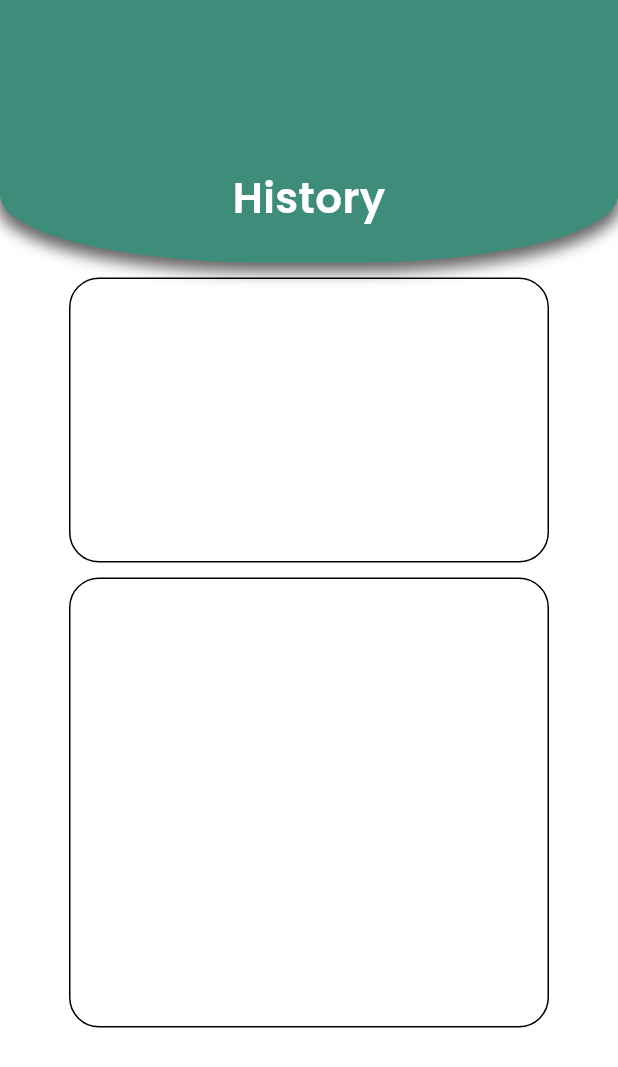
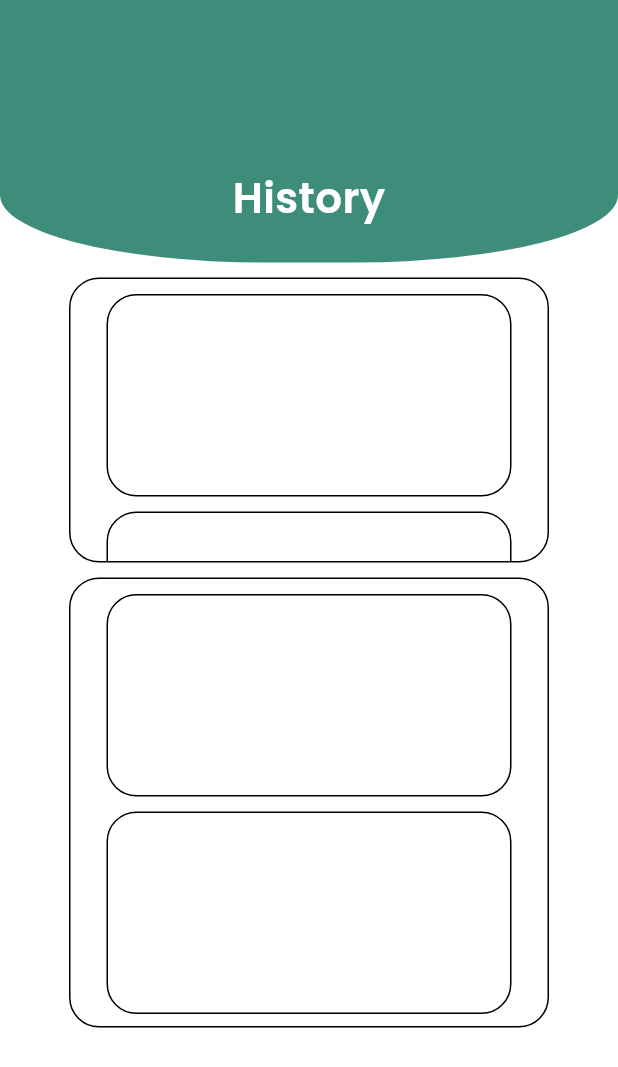
Before and after one commit to AstriaLfy/Resikin, a Flutter app: the HistoryPage screen opened directly, on a phone screen of 412 x 824 dp. Shown: the top 1067 px of the screen. Run offline on Flutter 3.47's test engine with Material 3 defaults, Android fonts, the phone set to English and light mode, and no system bars; our stand-ins replace cloud_firestore, firebase_auth, firebase_core, flutter_svg, google_fonts, google_sign_in and 2 more; accounts and stored records are empty.

Commit message:
add: menyesuaikan dengan tampilan terbaru

```diff
--- a/lib/page/history_page.dart
+++ b/lib/page/history_page.dart
@@ -40,6 +40,36 @@ class HistoryPage extends StatelessWidget {
               ),
               height: 190,
               width: 320,
+
+              child: SingleChildScrollView(
+                child: Column(
+                  children: [
+                    SizedBox(height: 10),
+
+                    Container(
+                      decoration: BoxDecoration(
+                        border: Border.all(color: Colors.black, width: 1),
+                        borderRadius: BorderRadius.circular(20),
+                      ),
+                      height: 135,
+                      width: 270,
+                    ),
+
+                    SizedBox(height: 10),
+
+                    Container(
+                      decoration: BoxDecoration(
+                        border: Border.all(color: Colors.black, width: 1),
+                        borderRadius: BorderRadius.circular(20),
+                      ),
+                      height: 135,
+                      width: 270,
+                    ),
+
+                    SizedBox(height: 10),
+                  ],
+                ),
+              ),
             ),
 
             SizedBox(height: 10),
@@ -51,6 +81,77 @@ class HistoryPage extends StatelessWidget {
               ),
               height: 300,
               width: 320,
+              child: SingleChildScrollView(
+                child: Column(
+                  children: [
+                    SizedBox(height: 10),
+
+                    Container(
+                      decoration: BoxDecoration(
+                        border: Border.all(color: Colors.black, width: 1),
+                        borderRadius: BorderRadius.circular(20),
+                      ),
+                      height: 135,
+                      width: 270,
+                    ),
+
+                    SizedBox(height: 10),
+
+                    Container(
+                      decoration: BoxDecoration(
+                        border: Border.all(color: Colors.black, width: 1),
+                        borderRadius: BorderRadius.circular(20),
+                      ),
+                      height: 135,
+                      width: 270,
+                    ),
+
+                    SizedBox(height: 10),
+
+                    Container(
+                      decoration: BoxDecoration(
+                        border: Border.all(color: Colors.black, width: 1),
+                        borderRadius: BorderRadius.circular(20),
+                      ),
+                      height: 135,
+                      width: 270,
+                    ),
+
+                    SizedBox(height: 10),
+
+                    Container(
+                      decoration: BoxDecoration(
+                        border: Border.all(color: Colors.black, width: 1),
+                        borderRadius: BorderRadius.circular(20),
+                      ),
+                      height: 135,
+                      width: 270,
+                    ),
+
+                    SizedBox(height: 10),
+
+                    Container(
+                      decoration: BoxDecoration(
+                        border: Border.all(color: Colors.black, width: 1),
+                        borderRadius: BorderRadius.circular(20),
+                      ),
+                      height: 135,
+                      width: 270,
+                    ),
+
+                    SizedBox(height: 10),
+
+                    Container(
+                      decoration: BoxDecoration(
+                        border: Border.all(color: Colors.black, width: 1),
+                        borderRadius: BorderRadius.circular(20),
+                      ),
+                      height: 135,
+                      width: 270,
+                    ),
+                  ],
+                ),
+              ),
             ),
           ],
         ),
--- a/lib/page/reusable.dart
+++ b/lib/page/reusable.dart
@@ -18,14 +18,6 @@ class ReusableContainer extends StatelessWidget {
       width: double.infinity,
       height: height,
       decoration: BoxDecoration(
-        boxShadow: [
-          BoxShadow(
-            color: Colors.black.withOpacity(0.6),
-            spreadRadius: 2,
-            blurRadius: 8,
-            offset: Offset(0, 4),
-          ),
-        ],
         color: color,
         borderRadius: BorderRadius.vertical(bottom: Radius.elliptical(175, 45)),
       ),
```
Also changed, not shown: lib/bottomnavbar.dart (+4 -4 lines), lib/page/beranda.dart (+19 -11 lines), lib/page/profile_page.dart (+6 -6 lines), lib/page/station_page.dart (+21 -11 lines).
